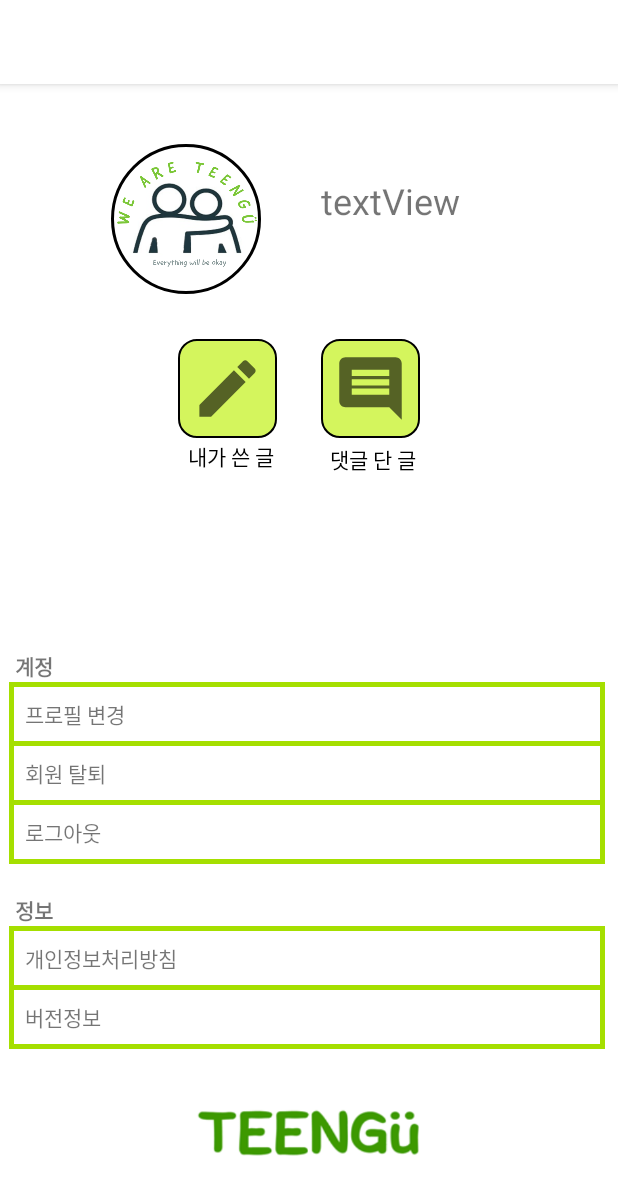
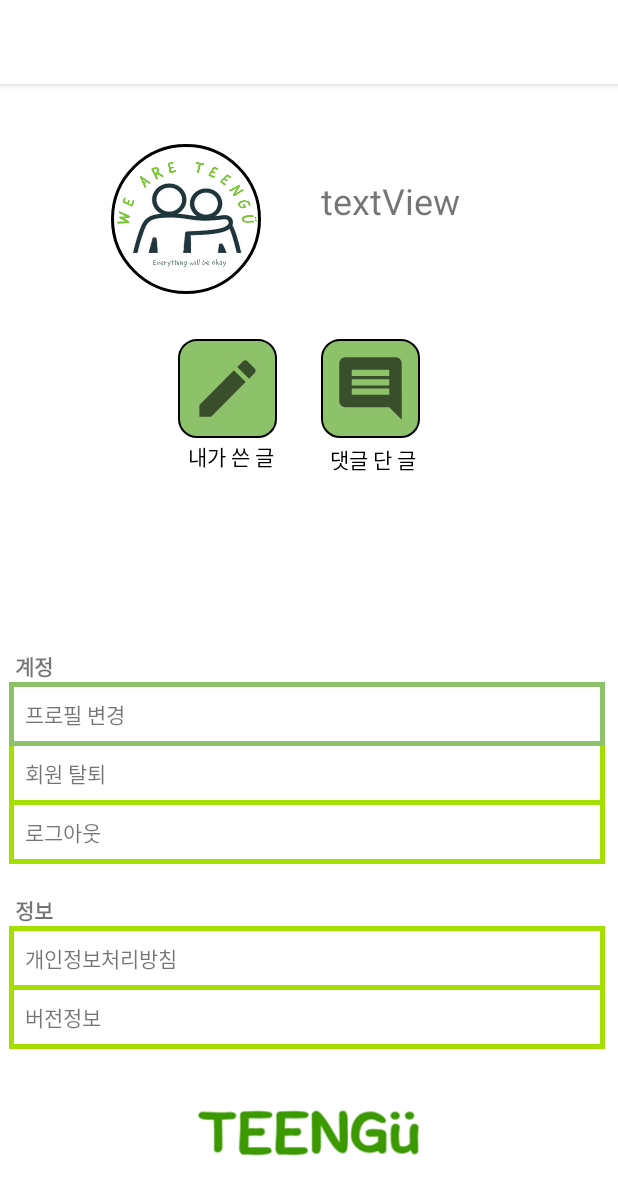
Before and after one commit to YRim99/TeenGu, an Android app: the MypageActivity screen opened directly, with no data from a screen before it, on a phone screen of 412 x 824 dp. Shown: the top 1195 px of the screen. Run offline under Robolectric (Android 15) with nearby library versions, the phone set to English and light mode, and no system bars; our stand-ins replace CircleImageView; 2 statements that could not run were skipped.

Commit message:
글 쓰기 색 변경

```diff
--- a/app/src/main/res/drawable/button_round2.xml
+++ b/app/src/main/res/drawable/button_round2.xml
@@ -3,7 +3,7 @@
     android:padding="10dp"
     android:shape="rectangle">
 
-    <solid android:color="#D2CBF33B"/>
+    <solid android:color="@color/loading_color"/>
     <corners
         android:topLeftRadius="12dp"
         android:topRightRadius="12dp"
--- a/app/src/main/res/layout/activity_mypage.xml
+++ b/app/src/main/res/layout/activity_mypage.xml
@@ -114,7 +114,7 @@
             android:layout_height="10dp"
             android:layout_marginLeft="6dp"
             android:layout_marginRight="6dp"
-            android:background="@color/teengu">
+            android:background="@color/loading_color">
 
             <TextView
                 android:id="@+id/profile_change"
```
